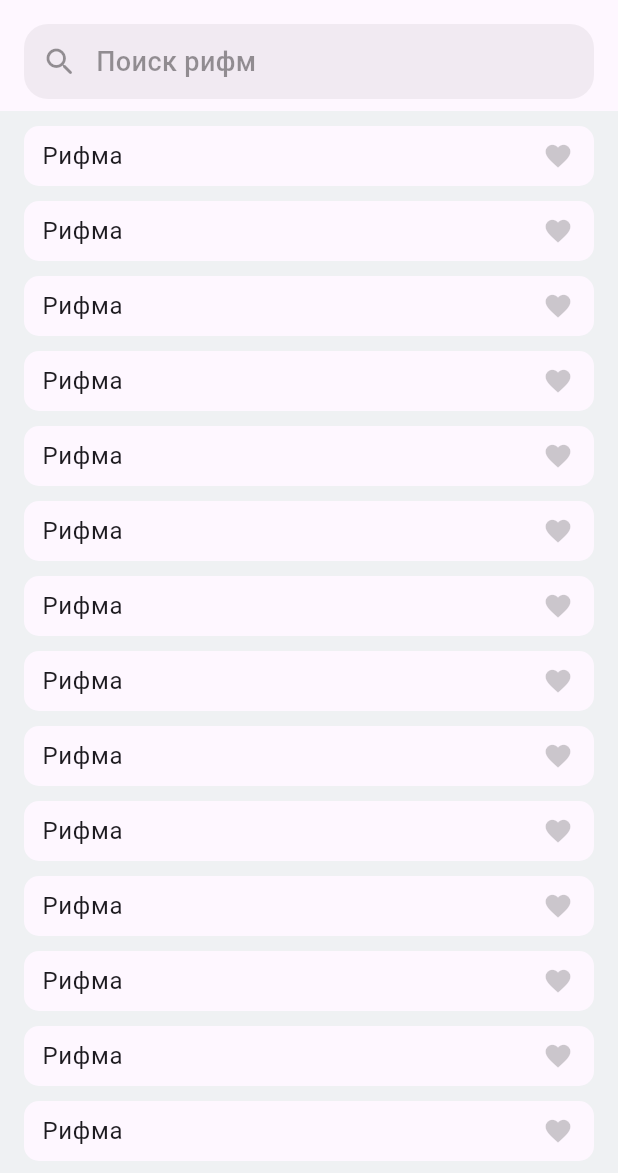
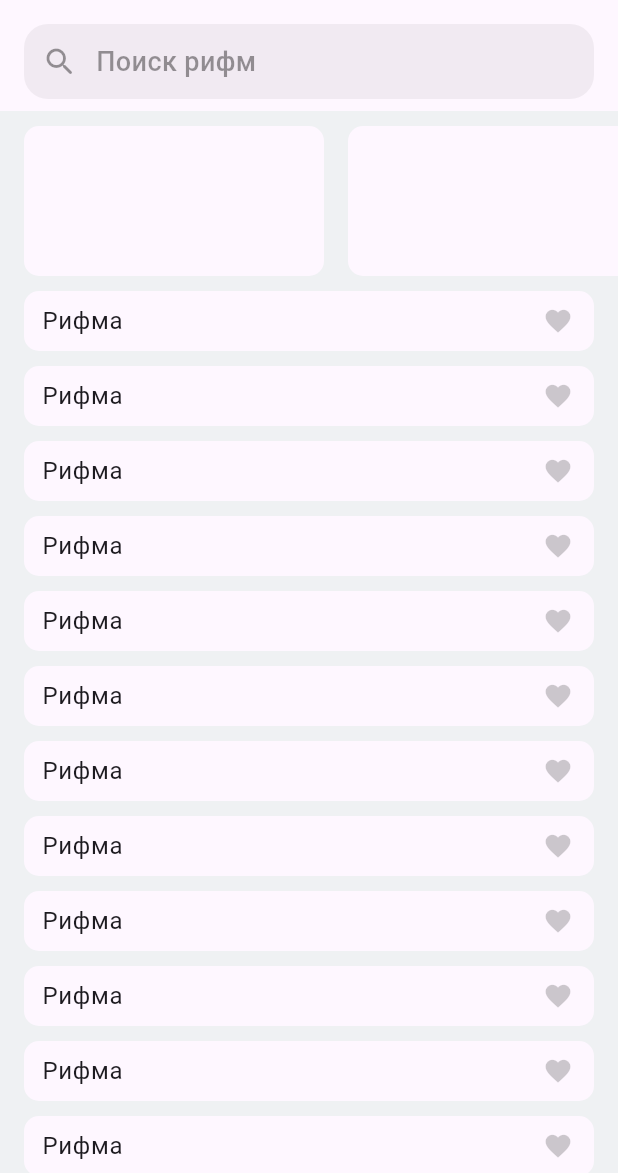
Before and after one commit to dudeel/Rhymer, a Flutter app: the screen it shows after launch, on a phone screen of 412 x 824 dp, the part 63-1236 px from its top. Run offline on Flutter 3.47's test engine with Material 2 defaults, Android fonts, the phone set to English and light mode, and no system bars.

Commit message:
Add history card horizontal slider

```diff
--- a/lib/main.dart
+++ b/lib/main.dart
@@ -1,3 +1,4 @@
+// ignore_for_file: public_member_api_docs, sort_constructors_first
 import 'package:flutter/material.dart';
 
 void main() {
@@ -28,21 +29,26 @@ class HomeScreen extends StatelessWidget {
 
   @override
   Widget build(BuildContext context) {
-    final theme = Theme.of(context);
+    // final theme = Theme.of(context);
     return Scaffold(
       body: CustomScrollView(
         slivers: [
-          const SliverAppBar(
-            pinned: true,
-            snap: true,
-            floating: true,
-            centerTitle: true,
-            title: Text('Rhymer'),
-            elevation: 0,
-            surfaceTintColor: Colors.transparent,
-            bottom: PreferredSize(
-              preferredSize: Size.fromHeight(60),
-              child: SearhButton(),
+          const MainAppBar(),
+          const SliverToBoxAdapter(child: SizedBox(height: 10)),
+          SliverToBoxAdapter(
+            child: SizedBox(
+              height: 100,
+              child: ListView.separated(
+                padding: const EdgeInsets.only(left: 16),
+                scrollDirection: Axis.horizontal,
+                separatorBuilder: (BuildContext context, int index) =>
+                    const SizedBox(width: 16),
+                itemCount: 10,
+                itemBuilder: (context, index) => const BaseContainer(
+                  width: 200,
+                  child: SizedBox(height: 10),
+                ),
+              ),
             ),
           ),
           const SliverToBoxAdapter(child: SizedBox(height: 10)),
@@ -55,21 +61,65 @@ class HomeScreen extends StatelessWidget {
   }
 }
 
+class MainAppBar extends StatelessWidget {
+  const MainAppBar({super.key});
+
+  @override
+  Widget build(BuildContext context) {
+    return const SliverAppBar(
+      pinned: true,
+      snap: true,
+      floating: true,
+      centerTitle: true,
+      title: Text('Rhymer'),
+      elevation: 0,
+      surfaceTintColor: Colors.transparent,
+      bottom: PreferredSize(
+        preferredSize: Size.fromHeight(60),
+        child: SearhButton(),
+      ),
+    );
+  }
+}
+
+class BaseContainer extends StatelessWidget {
+  const BaseContainer({
+    Key? key,
+    required this.width,
+    required this.child,
+    this.margin,
+  }) : super(key: key);
+
+  final double width;
+  final EdgeInsets? margin;
+  final Widget child;
+
+  @override
+  Widget build(BuildContext context) {
+    final theme = Theme.of(context);
+    return Container(
+      width: width,
+      height: 40,
+      margin: margin,
+      padding: const EdgeInsets.only(left: 12),
+      decoration: BoxDecoration(
+        color: theme.cardColor,
+        borderRadius: BorderRadius.circular(10),
+      ),
+      child: child,
+    );
+  }
+}
+
 class RhymeListCard extends StatelessWidget {
   const RhymeListCard({super.key});
 
   @override
   Widget build(BuildContext context) {
     final theme = Theme.of(context);
-    return Container(
+    return BaseContainer(
       width: double.infinity,
-      height: 40,
       margin: const EdgeInsets.symmetric(horizontal: 16).copyWith(bottom: 10),
-      padding: const EdgeInsets.only(left: 12),
-      decoration: BoxDecoration(
-        color: theme.cardColor,
-        borderRadius: BorderRadius.circular(10),
-      ),
       child: Row(
         mainAxisAlignment: MainAxisAlignment.spaceBetween,
         children: [
```
